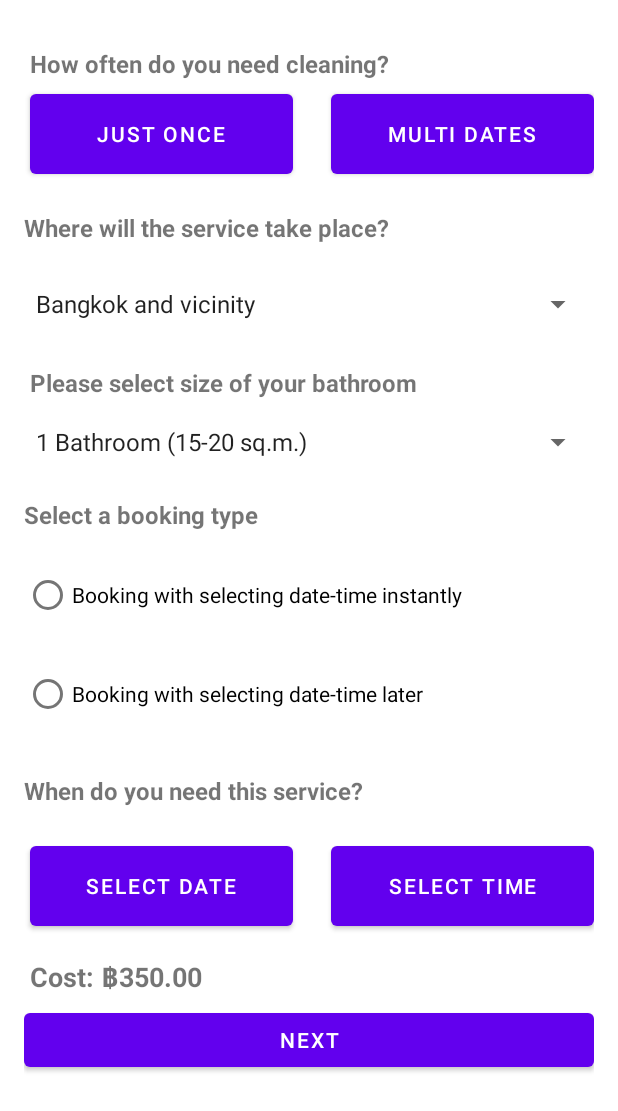
After one commit to Peerapat-Chanchom/Project_Mobile, an Android app: the layout fragment_bath.xml on its own in the app's theme, with its tools: preview values and no code run, on a phone screen of 412 x 824 dp. The commit adds this screen. Shown: the top 1111 px of the screen. Run offline under Robolectric (Android 15) with nearby library versions, the phone set to English and light mode, and no system bars.

Commit message:
booking bath

```diff
--- a/app/src/main/java/com/example/project_mobile/MainActivity.kt
+++ b/app/src/main/java/com/example/project_mobile/MainActivity.kt
@@ -29,6 +29,7 @@ class MainActivity : AppCompatActivity() {
                 R.id.navigation_home, R.id.navigation_dashboard, R.id.navigation_notifications
             )
         )
+
         setupActionBarWithNavController(navController, appBarConfiguration)
         navView.setupWithNavController(navController)
     }
--- /dev/null
+++ b/app/src/main/java/com/example/project_mobile/ui/BathFragment.kt
@@ -0,0 +1,84 @@
+package com.example.yourapp.ui
+
+import android.app.DatePickerDialog
+import android.app.TimePickerDialog
+import android.os.Bundle
+import android.view.LayoutInflater
+import android.view.View
+import android.view.ViewGroup
+import android.widget.*
+import androidx.fragment.app.Fragment
+import com.example.project_mobile.R
+import java.util.*
+
+class FragmentBath : Fragment() {
+
+    private lateinit var spinnerLocation: Spinner
+    private lateinit var spinnerBathroomSize: Spinner
+    private lateinit var radioBookingNow: RadioButton
+    private lateinit var radioBookingLater: RadioButton
+    private lateinit var btnSelectDate: Button
+    private lateinit var btnSelectTime: Button
+    private lateinit var btnNext: Button
+    private lateinit var tvCost: TextView
+
+    private var selectedDate: String = ""
+    private var selectedTime: String = ""
+
+    override fun onCreateView(
+        inflater: LayoutInflater, container: ViewGroup?,
+        savedInstanceState: Bundle?
+    ): View {
+        val view = inflater.inflate(R.layout.fragment_bath, container, false)
+
+        // เชื่อมโยง View
+        spinnerLocation = view.findViewById(R.id.spinner_location)
+        spinnerBathroomSize = view.findViewById(R.id.spinner_bathroom_size)
+        radioBookingNow = view.findViewById(R.id.radio_booking_now)
+        radioBookingLater = view.findViewById(R.id.radio_booking_later)
+        btnSelectDate = view.findViewById(R.id.btn_select_date)
+        btnSelectTime = view.findViewById(R.id.btn_select_time)
+        btnNext = view.findViewById(R.id.btn_next)
+        tvCost = view.findViewById(R.id.tv_cost)
+
+        // ตั้งค่าปฏิทินเลือกวัน
+        btnSelectDate.setOnClickListener { showDatePicker() }
+        btnSelectTime.setOnClickListener { showTimePicker() }
+
+        // ปุ่มกด Next
+        btnNext.setOnClickListener {
+            Toast.makeText(requireContext(), "Booking confirmed!", Toast.LENGTH_SHORT).show()
+        }
+
+        return view
+    }
+
+    // ฟังก์ชันเลือกวันที่
+    private fun showDatePicker() {
+        val calendar = Calendar.getInstance()
+        val year = calendar.get(Calendar.YEAR)
+        val month = calendar.get(Calendar.MONTH)
+        val day = calendar.get(Calendar.DAY_OF_MONTH)
+
+        val datePicker = DatePickerDialog(requireContext(), { _, y, m, d ->
+            selectedDate = "$d/${m + 1}/$y"
+            btnSelectDate.text = selectedDate
+        }, year, month, day)
+
+        datePicker.show()
+    }
+
+    // ฟังก์ชันเลือกเวลา
+    private fun showTimePicker() {
+        val calendar = Calendar.getInstance()
+        val hour = calendar.get(Calendar.HOUR_OF_DAY)
+        val minute = calendar.get(Calendar.MINUTE)
+
+        val timePicker = TimePickerDialog(requireContext(), { _, h, m ->
+            selectedTime = String.format("%02d:%02d", h, m)
+            btnSelectTime.text = selectedTime
+        }, hour, minute, true)
+
+        timePicker.show()
+    }
+}
--- a/app/src/main/java/com/example/project_mobile/ui/home/HomeFragment.kt
+++ b/app/src/main/java/com/example/project_mobile/ui/home/HomeFragment.kt
@@ -4,17 +4,15 @@ import android.os.Bundle
 import android.view.LayoutInflater
 import android.view.View
 import android.view.ViewGroup
-import android.widget.TextView
 import androidx.fragment.app.Fragment
 import androidx.lifecycle.ViewModelProvider
+import androidx.navigation.fragment.findNavController
+import com.example.project_mobile.R
 import com.example.project_mobile.databinding.FragmentHomeBinding
 
 class HomeFragment : Fragment() {
 
     private var _binding: FragmentHomeBinding? = null
-
-    // This property is only valid between onCreateView and
-    // onDestroyView.
     private val binding get() = _binding!!
 
     override fun onCreateView(
@@ -28,6 +26,14 @@ class HomeFragment : Fragment() {
         _binding = FragmentHomeBinding.inflate(inflater, container, false)
         val root: View = binding.root
 
+        // ✅ ตรวจสอบว่า findNavController() ทำงานปกติ
+        binding.imgGoToBath.setOnClickListener {
+            try {
+                findNavController().navigate(R.id.action_navigation_home_to_navigation_bath)
+            } catch (e: Exception) {
+                e.printStackTrace()
+            }
+        }
 
         return root
     }
--- /dev/null
+++ b/app/src/main/res/drawable/ic_arrow_back.xml
@@ -0,0 +1,4 @@
+<?xml version="1.0" encoding="utf-8"?>
+<selector xmlns:android="http://schemas.android.com/apk/res/android">
+
+</selector>
--- /dev/null
+++ b/app/src/main/res/layout/fragment_bath.xml
@@ -0,0 +1,206 @@
+<?xml version="1.0" encoding="utf-8"?>
+<androidx.constraintlayout.widget.ConstraintLayout xmlns:android="http://schemas.android.com/apk/res/android"
+    xmlns:app="http://schemas.android.com/apk/res-auto"
+    xmlns:tools="http://schemas.android.com/tools"
+    android:layout_width="match_parent"
+    android:layout_height="match_parent"
+    android:padding="16dp">
+
+    <TextView
+        android:id="@+id/textView12"
+        android:layout_width="wrap_content"
+        android:layout_height="wrap_content"
+        android:text="How often do you need cleaning?"
+        android:textSize="16sp"
+        android:textStyle="bold"
+        app:layout_constraintBottom_toBottomOf="parent"
+        app:layout_constraintEnd_toEndOf="parent"
+        app:layout_constraintHorizontal_bias="0.028"
+        app:layout_constraintStart_toStartOf="parent"
+        app:layout_constraintTop_toTopOf="parent"
+        app:layout_constraintVertical_bias="0.02" />
+
+    <RadioButton
+        android:id="@+id/radio_booking_now"
+        android:layout_width="wrap_content"
+        android:layout_height="wrap_content"
+        android:text="Booking with selecting date-time instantly"
+        app:layout_constraintBottom_toBottomOf="parent"
+        app:layout_constraintEnd_toEndOf="parent"
+        app:layout_constraintHorizontal_bias="0.0"
+        app:layout_constraintStart_toStartOf="parent"
+        app:layout_constraintTop_toTopOf="parent"
+        app:layout_constraintVertical_bias="0.479" />
+
+    <TextView
+        android:layout_width="wrap_content"
+        android:layout_height="wrap_content"
+        android:text="Please select size of your bathroom"
+        android:textSize="16sp"
+        android:textStyle="bold"
+        app:layout_constraintBottom_toBottomOf="parent"
+        app:layout_constraintEnd_toEndOf="parent"
+        app:layout_constraintHorizontal_bias="0.032"
+        app:layout_constraintStart_toStartOf="parent"
+        app:layout_constraintTop_toTopOf="parent"
+        app:layout_constraintVertical_bias="0.296" />
+
+    <RadioButton
+        android:id="@+id/radio_booking_later"
+        android:layout_width="wrap_content"
+        android:layout_height="wrap_content"
+        android:text="Booking with selecting date-time later"
+        app:layout_constraintBottom_toBottomOf="parent"
+        app:layout_constraintEnd_toEndOf="parent"
+        app:layout_constraintHorizontal_bias="0.0"
+        app:layout_constraintStart_toStartOf="parent"
+        app:layout_constraintTop_toTopOf="parent"
+        app:layout_constraintVertical_bias="0.568" />
+
+    <Spinner
+        android:id="@+id/spinner_bathroom_size"
+        android:layout_width="match_parent"
+        android:layout_height="wrap_content"
+        android:entries="@array/bathroom_sizes"
+        android:minHeight="48dp"
+        app:layout_constraintBottom_toBottomOf="parent"
+        app:layout_constraintEnd_toEndOf="parent"
+        app:layout_constraintHorizontal_bias="0.0"
+        app:layout_constraintStart_toStartOf="parent"
+        app:layout_constraintTop_toTopOf="parent"
+        app:layout_constraintVertical_bias="0.342" />
+
+    <TextView
+        android:id="@+id/textView15"
+        android:layout_width="wrap_content"
+        android:layout_height="wrap_content"
+        android:text="Where will the service take place?"
+        android:textSize="16sp"
+        android:textStyle="bold"
+        app:layout_constraintBottom_toBottomOf="parent"
+        app:layout_constraintEnd_toEndOf="parent"
+        app:layout_constraintHorizontal_bias="0.0"
+        app:layout_constraintStart_toStartOf="parent"
+        app:layout_constraintTop_toTopOf="parent"
+        app:layout_constraintVertical_bias="0.162" />
+
+    <TextView
+        android:id="@+id/textView13"
+        android:layout_width="wrap_content"
+        android:layout_height="wrap_content"
+        android:text="Select a booking type"
+        android:textSize="16sp"
+        android:textStyle="bold"
+        app:layout_constraintBottom_toBottomOf="parent"
+        app:layout_constraintEnd_toEndOf="parent"
+        app:layout_constraintHorizontal_bias="0.0"
+        app:layout_constraintStart_toStartOf="parent"
+        app:layout_constraintTop_toTopOf="parent"
+        app:layout_constraintVertical_bias="0.41" />
+
+    <TextView
+        android:id="@+id/textView14"
+        android:layout_width="wrap_content"
+        android:layout_height="wrap_content"
+        android:text="When do you need this service?"
+        android:textSize="16sp"
+        android:textStyle="bold"
+        app:layout_constraintBottom_toBottomOf="parent"
+        app:layout_constraintEnd_toEndOf="parent"
+        app:layout_constraintHorizontal_bias="0.0"
+        app:layout_constraintStart_toStartOf="parent"
+        app:layout_constraintTop_toTopOf="parent"
+        app:layout_constraintVertical_bias="0.649" />
+
+    <Button
+        android:id="@+id/btn_select_date"
+        android:layout_width="175dp"
+        android:layout_height="65dp"
+        android:layout_weight="1"
+        android:text="Select Date"
+        app:layout_constraintBottom_toBottomOf="parent"
+        app:layout_constraintEnd_toEndOf="parent"
+        app:layout_constraintHorizontal_bias="0.019"
+        app:layout_constraintStart_toStartOf="parent"
+        app:layout_constraintTop_toTopOf="parent"
+        app:layout_constraintVertical_bias="0.746" />
+
+    <Button
+        android:id="@+id/btn_select_time"
+        android:layout_width="175dp"
+        android:layout_height="65dp"
+        android:layout_weight="1"
+        android:text="Select Time"
+        app:layout_constraintBottom_toBottomOf="parent"
+        app:layout_constraintEnd_toEndOf="parent"
+        app:layout_constraintHorizontal_bias="1.0"
+        app:layout_constraintStart_toStartOf="parent"
+        app:layout_constraintTop_toTopOf="parent"
+        app:layout_constraintVertical_bias="0.746" />
+
+    <Button
+        android:id="@+id/btn_next"
+        android:layout_width="match_parent"
+        android:layout_height="wrap_content"
+        android:text="NEXT"
+        app:layout_constraintBottom_toBottomOf="parent"
+        app:layout_constraintEnd_toEndOf="parent"
+        app:layout_constraintHorizontal_bias="0.0"
+        app:layout_constraintStart_toStartOf="parent"
+        app:layout_constraintTop_toTopOf="parent"
+        app:layout_constraintVertical_bias="0.878" />
+
+    <TextView
+        android:id="@+id/tv_cost"
+        android:layout_width="wrap_content"
+        android:layout_height="wrap_content"
+        android:text="Cost: ฿350.00"
+        android:textSize="18sp"
+        android:textStyle="bold"
+        app:layout_constraintBottom_toBottomOf="parent"
+        app:layout_constraintEnd_toEndOf="parent"
+        app:layout_constraintHorizontal_bias="0.015"
+        app:layout_constraintStart_toStartOf="parent"
+        app:layout_constraintTop_toTopOf="parent"
+        app:layout_constraintVertical_bias="0.811" />
+
+    <Button
+        android:id="@+id/btn_multi"
+        android:layout_width="175dp"
+        android:layout_height="65dp"
+        android:layout_weight="1"
+        android:text="Multi Dates"
+        app:layout_constraintBottom_toBottomOf="parent"
+        app:layout_constraintEnd_toEndOf="parent"
+        app:layout_constraintHorizontal_bias="1.0"
+        app:layout_constraintStart_toStartOf="parent"
+        app:layout_constraintTop_toTopOf="parent"
+        app:layout_constraintVertical_bias="0.056" />
+
+    <Button
+        android:id="@+id/btn_once"
+        android:layout_width="175dp"
+        android:layout_height="65dp"
+        android:layout_weight="1"
+        android:text="Just Once"
+        app:layout_constraintBottom_toBottomOf="parent"
+        app:layout_constraintEnd_toEndOf="parent"
+        app:layout_constraintHorizontal_bias="0.019"
+        app:layout_constraintStart_toStartOf="parent"
+        app:layout_constraintTop_toTopOf="parent"
+        app:layout_constraintVertical_bias="0.056" />
+
+    <Spinner
+        android:id="@+id/spinner_location"
+        android:layout_width="match_parent"
+        android:layout_height="wrap_content"
+        android:entries="@array/location_options"
+        android:minHeight="48dp"
+        app:layout_constraintBottom_toBottomOf="parent"
+        app:layout_constraintEnd_toEndOf="parent"
+        app:layout_constraintHorizontal_bias="0.0"
+        app:layout_constraintStart_toStartOf="parent"
+        app:layout_constraintTop_toTopOf="parent"
+        app:layout_constraintVertical_bias="0.219" />
+
+</androidx.constraintlayout.widget.ConstraintLayout>
--- a/app/src/main/res/layout/fragment_home.xml
+++ b/app/src/main/res/layout/fragment_home.xml
@@ -113,11 +113,12 @@
         app:layout_constraintTop_toTopOf="parent"
         app:layout_constraintVertical_bias="0.799" />
 
-    <ImageView
-        android:id="@+id/imageView8"
+        <ImageView
+        android:id="@+id/imgGoToBath"
         android:layout_width="148dp"
         android:layout_height="139dp"
         android:src="@drawable/p2"
+        android:contentDescription="Go to Bath Booking"
         app:layout_constraintBottom_toBottomOf="parent"
         app:layout_constraintEnd_toEndOf="parent"
         app:layout_constraintHorizontal_bias="0.813"
--- a/app/src/main/res/navigation/mobile_navigation.xml
+++ b/app/src/main/res/navigation/mobile_navigation.xml
@@ -8,8 +8,13 @@
     <fragment
         android:id="@+id/navigation_home"
         android:name="com.example.project_mobile.ui.home.HomeFragment"
-        android:label="@string/title_home"
-        tools:layout="@layout/fragment_home" />
+        android:label="Home"
+        tools:layout="@layout/fragment_home">
+
+        <action
+            android:id="@+id/action_navigation_home_to_navigation_bath"
+            app:destination="@id/navigation_bath" />
+    </fragment>
 
     <fragment
         android:id="@+id/navigation_dashboard"
@@ -22,4 +27,10 @@
         android:name="com.example.project_mobile.ui.notifications.NotificationsFragment"
         android:label="@string/title_profile"
         tools:layout="@layout/fragment_notifications" />
+
+    <fragment
+        android:id="@+id/navigation_bath"
+        android:name="com.example.yourapp.ui.FragmentBath"
+        android:label="Bath Booking"
+        tools:layout="@layout/fragment_bath" />
 </navigation>
--- /dev/null
+++ b/app/src/main/res/values/arrays.xml
@@ -0,0 +1,14 @@
+<?xml version="1.0" encoding="utf-8"?>
+<resources>
+    <string-array name="location_options">
+        <item>Bangkok and vicinity</item>
+        <item>Chiang Mai</item>
+        <item>Phuket</item>
+    </string-array>
+
+    <string-array name="bathroom_sizes">
+        <item>1 Bathroom (15-20 sq.m.)</item>
+        <item>2 Bathrooms (20-30 sq.m.)</item>
+        <item>3 Bathrooms (30-40 sq.m.)</item>
+    </string-array>
+</resources>
--- /dev/null
+++ b/app/src/main/res/values/ids.xml
@@ -0,0 +1,6 @@
+<?xml version="1.0" encoding="utf-8"?>
+<resources>
+    <item name="tv_booking_type" type="id" />
+    <item name="tv_when_service" type="id" />
+    <item name="tv_title" type="id" />
+</resources>
```
